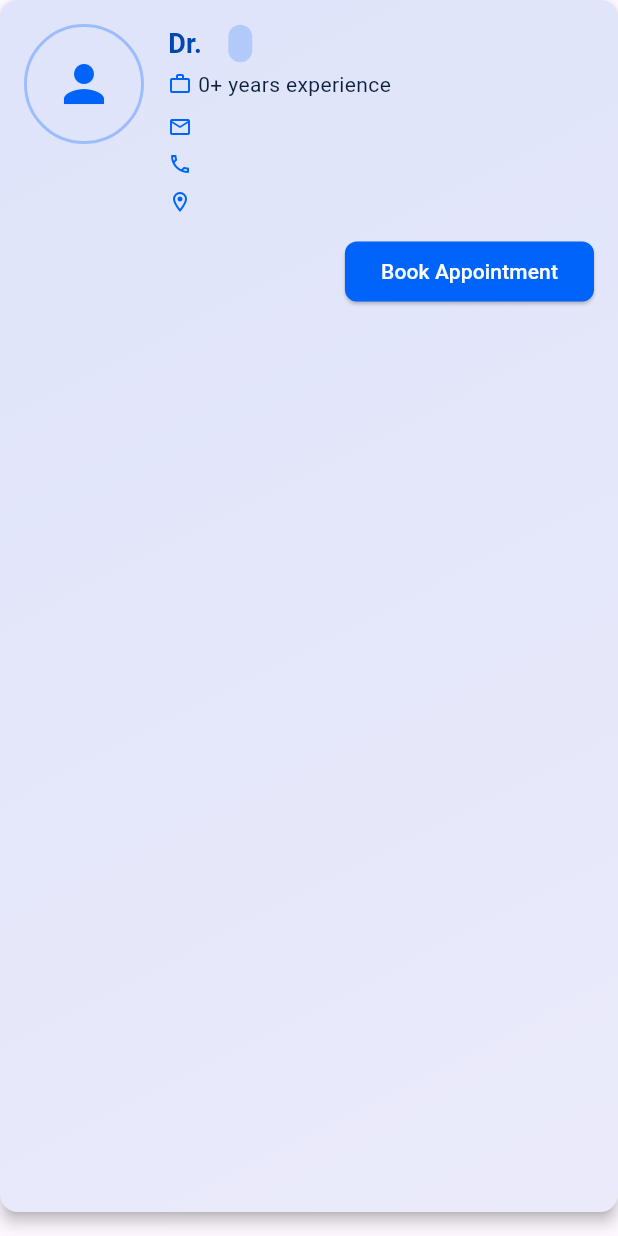
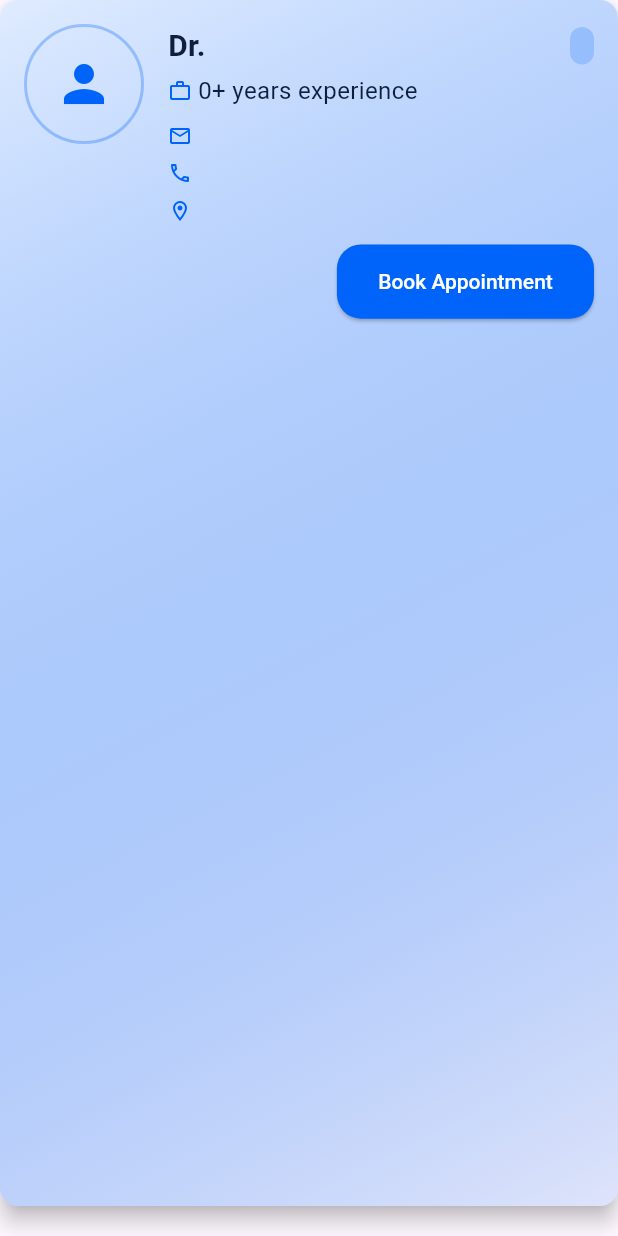
Before and after one commit to shroida/DocPoint, a Flutter app: the DoctorCard widget shown alone on an empty page, opened directly with empty values, on a phone screen of 412 x 824 dp. Run offline on Flutter 3.47's test engine with Material 3 defaults, Android fonts, the phone set to English and light mode, and no system bars; our stand-ins replace bloc, flutter_bloc, flutter_screenutil, fpdart, get_it, go_router and 3 more; accounts and stored records are empty; network calls fail.

Commit message:
replace doctor list

```diff
--- a/lib/features/home/presentation/ui/home_page.dart
+++ b/lib/features/home/presentation/ui/home_page.dart
@@ -4,7 +4,7 @@ import 'package:docpoint/core/error/server_exeptions.dart';
 import 'package:docpoint/core/styles/app_colors.dart';
 import 'package:docpoint/features/home/presentation/ui/widgets/custom_app_bar.dart';
 import 'package:docpoint/features/home/presentation/ui/widgets/custom_drawer.dart';
-import 'package:docpoint/features/home/presentation/ui/widgets/doctor_list_screen.dart';
+import 'package:docpoint/features/home/presentation/ui/widgets/doctor%20list/doctor_list_screen.dart';
 import 'package:docpoint/features/home/presentation/ui/widgets/user_info_card.dart';
 import 'package:flutter/material.dart';
 import 'package:flutter_bloc/flutter_bloc.dart';
--- a/lib/features/home/presentation/ui/widgets/doctor_list_screen.dart
+++ b/lib/features/home/presentation/ui/widgets/doctor list/doctor_list_screen.dart
@@ -63,20 +63,20 @@ class DoctorCard extends StatelessWidget {
   @override
   Widget build(BuildContext context) {
     return Card(
-      elevation: 4,
+      elevation: 6,
       shape: RoundedRectangleBorder(
         borderRadius: BorderRadius.circular(12),
       ),
-      margin: const EdgeInsets.only(bottom: 16),
+      margin: const EdgeInsets.only(bottom: 20),
       child: Container(
         decoration: BoxDecoration(
           gradient: LinearGradient(
+            colors: [
+              AppColors.primaryLight,
+              AppColors.primary.withOpacity(0.1),
+            ],
             begin: Alignment.topLeft,
             end: Alignment.bottomRight,
-            colors: [
-              AppColors.primary.withOpacity(0.1),
-              AppColors.primary.withOpacity(0.05),
-            ],
           ),
           borderRadius: BorderRadius.circular(12),
         ),
@@ -124,10 +124,13 @@ class DoctorCard extends StatelessWidget {
                     // Name and Category
                     Row(
                       children: [
-                        Text(
-                          'Dr. ${doctor.firstName} ${doctor.lastName}',
-                          style: AppStyle.heading3.copyWith(
-                            color: AppColors.primaryDark,
+                        Expanded(
+                          child: Text(
+                            'Dr. ${doctor.firstName} ${doctor.lastName}',
+                            style: AppStyle.heading2.copyWith(
+                              color: AppColors.textPrimary,
+                              fontWeight: FontWeight.bold,
+                            ),
                           ),
                         ),
                         const SizedBox(width: 8),
@@ -161,7 +164,7 @@ class DoctorCard extends StatelessWidget {
                         const SizedBox(width: 4),
                         Text(
                           '${doctor.experience ?? 0}+ years experience',
-                          style: AppStyle.body2,
+                          style: AppStyle.body1,
                         ),
                       ],
                     ),
@@ -186,16 +189,7 @@ class DoctorCard extends StatelessWidget {
                     Align(
                       alignment: Alignment.centerRight,
                       child: ElevatedButton(
-                        style: ElevatedButton.styleFrom(
-                          backgroundColor: AppColors.primary,
-                          shape: RoundedRectangleBorder(
-                            borderRadius: BorderRadius.circular(8),
-                          ),
-                          padding: const EdgeInsets.symmetric(
-                            horizontal: 24,
-                            vertical: 8,
-                          ),
-                        ),
+                        style: AppStyle.primaryButton,
                         onPressed: () {
                           // Handle booking
                         },
```
